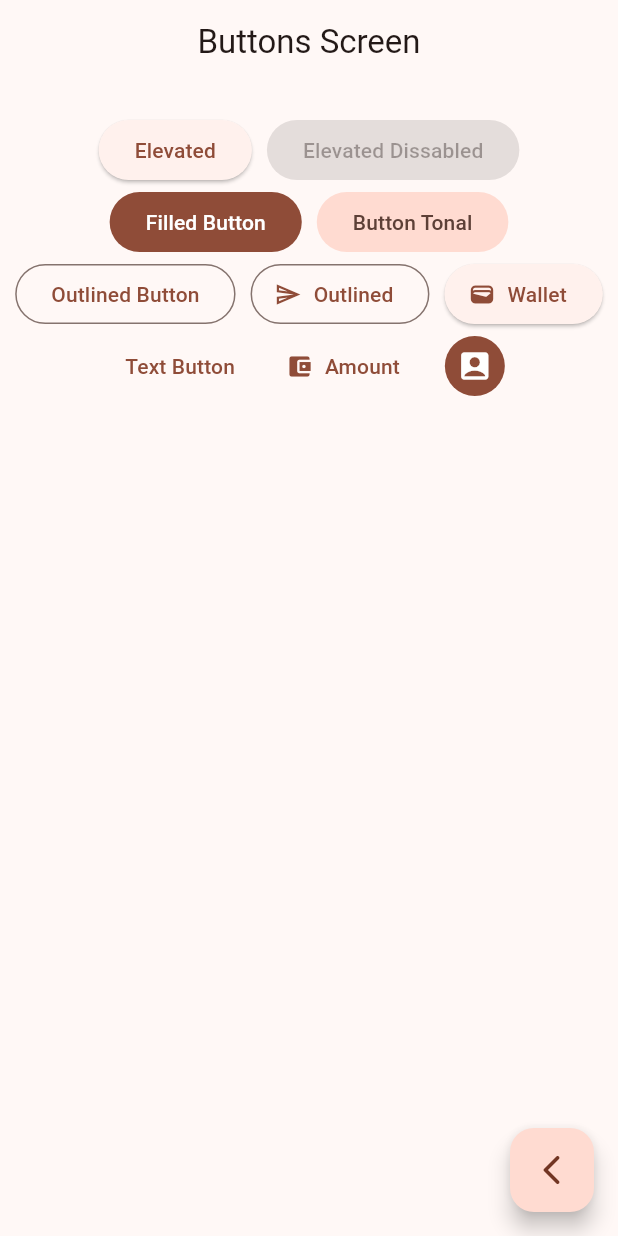
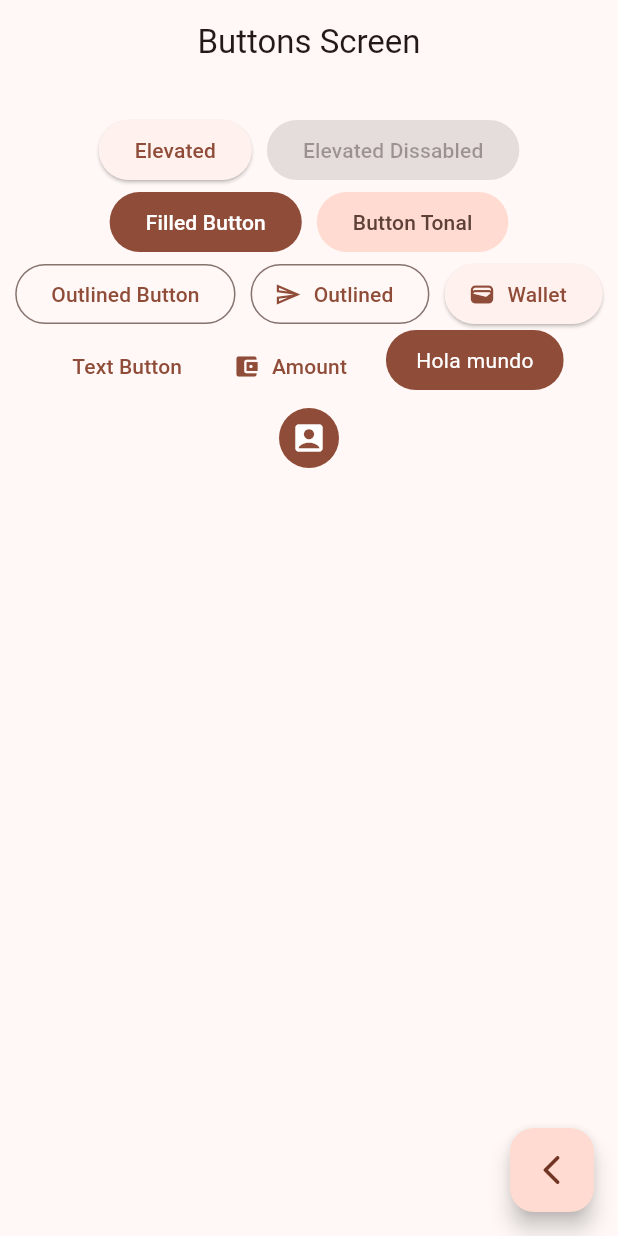
Before and after one commit to fabianrm/widgets-app, a Flutter app: the ButtonsScreen screen opened by its route, on a phone screen of 412 x 824 dp. Run offline on Flutter 3.47's test engine with Material 2 defaults, Android fonts, the phone set to English and light mode, and no system bars; our stand-ins replace go_router.

Commit message:
pantalla de buttons finalizada

```diff
--- a/lib/presentations/screens/buttons/buttons_screen.dart
+++ b/lib/presentations/screens/buttons/buttons_screen.dart
@@ -66,12 +66,11 @@ class _ButtonsView extends StatelessWidget {
               child: const Text('Text Button'),
             ),
             TextButton.icon(
-                onPressed: () {},
-                icon: const Icon(Icons.account_balance_wallet),
-                label: const Text('Amount')),
-
-            //TODO: CUSTOM ICON
-
+              onPressed: () {},
+              icon: const Icon(Icons.account_balance_wallet),
+              label: const Text('Amount'),
+            ),
+            const CustomButton(),
             IconButton(
               onPressed: () {},
               icon: const Icon(Icons.account_box_rounded),
@@ -86,3 +85,30 @@ class _ButtonsView extends StatelessWidget {
     );
   }
 }
+
+class CustomButton extends StatelessWidget {
+  const CustomButton({Key? key}) : super(key: key);
+
+  @override
+  Widget build(BuildContext context) {
+
+final colors = Theme.of(context).colorScheme;
+
+    return ClipRRect(
+      borderRadius: BorderRadius.circular(20),
+      child: Material(
+        color: colors.primary,
+        child: InkWell(
+          onTap: (){},
+          child: const Padding(
+            padding: EdgeInsets.symmetric(
+              horizontal: 20,
+              vertical: 10,
+            ),
+            child: Text('Hola mundo', style: TextStyle(color: Colors.white),),
+          ),
+        ),
+      ),
+    );
+  }
+}
```
